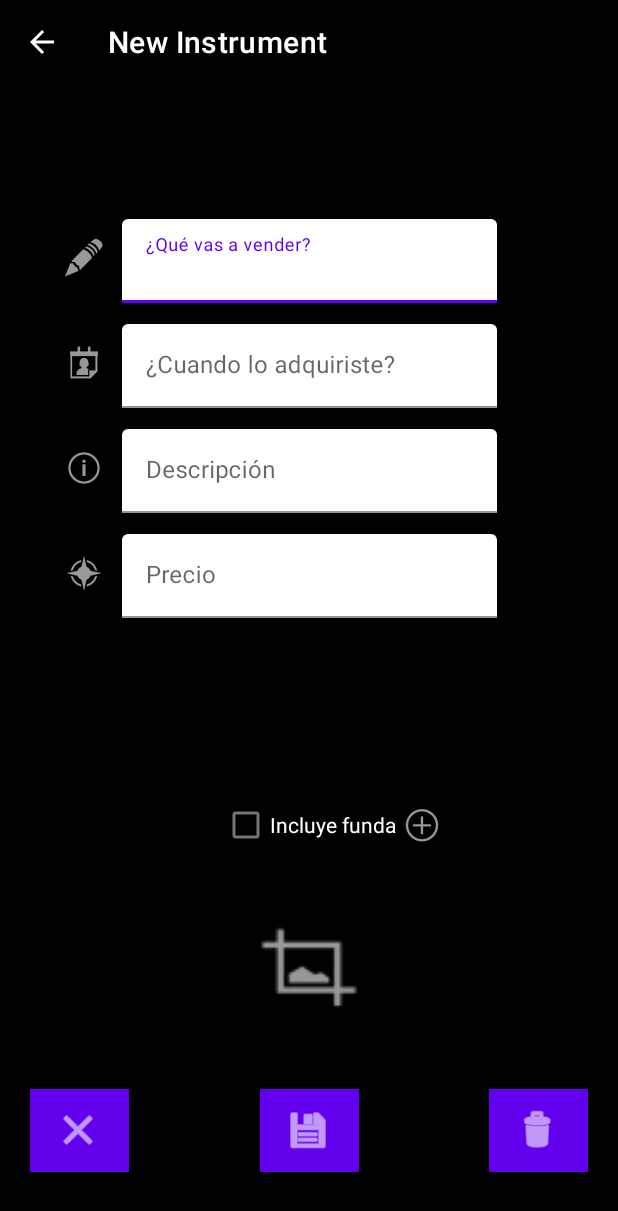
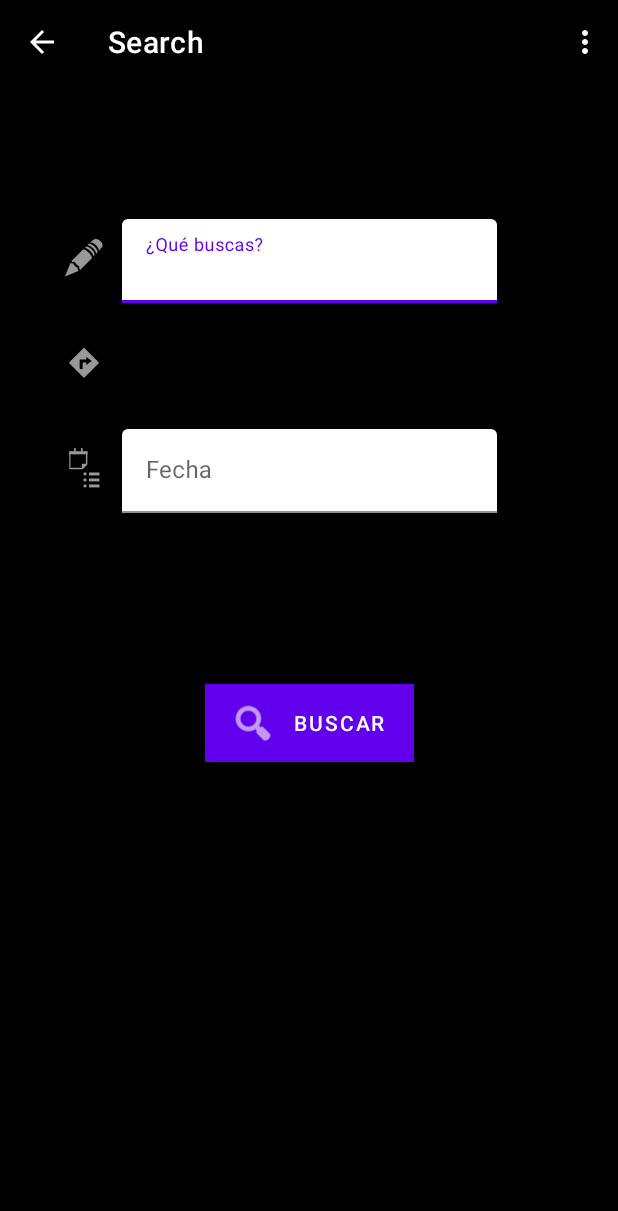
Before and after one commit to bajodelresca/DEIN, an Android app: the ListActivity screen opened directly, with no data from a screen before it, after a tap on "Settings", on a phone screen of 412 x 824 dp. Shown: the top 1211 px of the screen. Run offline under Robolectric (Android 15) with nearby library versions, the phone set to English and light mode, and no system bars.

Commit message:
search finalizado

```diff
--- a/app/src/main/AndroidManifest.xml
+++ b/app/src/main/AndroidManifest.xml
@@ -10,9 +10,13 @@
         android:supportsRtl="true"
         android:theme="@style/Theme.Musec">
         <activity
+            android:name=".Views.SearchActivity"
+            android:label="@string/title_activity_search"
+            android:theme="@style/Theme.Musec.NoActionBar"></activity>
+        <activity
             android:name=".Views.AboutActivity"
             android:label="@string/title_activity_about"
-            android:theme="@style/Theme.Musec.NoActionBar"></activity>
+            android:theme="@style/Theme.Musec.NoActionBar" />
         <activity
             android:name=".Views.FormActivity"
             android:label="@string/title_activity_form"
--- /dev/null
+++ b/app/src/main/java/com/example/musec/Interfaces/SearchInterface.java
@@ -0,0 +1,10 @@
+package com.example.musec.Interfaces;
+
+public interface SearchInterface {
+    public interface View{
+        void CloseSearchActivity();
+    }
+    public interface Presenter{
+        void onClickSaveButton();
+    }
+}
--- /dev/null
+++ b/app/src/main/java/com/example/musec/Models/InstrumentEntity.java
@@ -0,0 +1,20 @@
+package com.example.musec.Models;
+
+public class InstrumentEntity {
+    private String Name;
+    public InstrumentEntity() {
+       }
+
+    public String getName() {
+        return Name;
+    }
+
+    public boolean setName(String name) {
+        if(name.startsWith("a")) {
+            Name = name;
+            return true;
+        }else{
+            return false;
+        }
+    }
+}
--- /dev/null
+++ b/app/src/main/java/com/example/musec/Presenters/SearchPresenter.java
@@ -0,0 +1,14 @@
+package com.example.musec.Presenters;
+
+
+
+import com.example.musec.Interfaces.SearchInterface;
+
+public class SearchPresenter implements SearchInterface.Presenter {
+    private SearchInterface.View view;
+    public SearchPresenter (SearchInterface.View view) {this.view=view;}
+    @Override
+    public void onClickSaveButton() {
+        view.CloseSearchActivity();
+    }
+}
--- a/app/src/main/java/com/example/musec/Views/ListActivity.java
+++ b/app/src/main/java/com/example/musec/Views/ListActivity.java
@@ -87,7 +87,7 @@ public class ListActivity extends AppCompatActivity implements ListInterface.Vie
 
     @Override
     public void StartSearchActivity() {
-        Intent intent = new Intent(getApplicationContext(), FormActivity.class);
+        Intent intent = new Intent(getApplicationContext(), SearchActivity.class);
         startActivity(intent);
 
     }
--- /dev/null
+++ b/app/src/main/java/com/example/musec/Views/SearchActivity.java
@@ -0,0 +1,88 @@
+package com.example.musec.Views;
+
+import android.os.Bundle;
+
+import com.example.musec.Interfaces.FormInterface;
+import com.example.musec.Interfaces.SearchInterface;
+import com.example.musec.Presenters.FormPresenter;
+import com.example.musec.Presenters.SearchPresenter;
+import com.google.android.material.floatingactionbutton.FloatingActionButton;
+import com.google.android.material.snackbar.Snackbar;
+
+import androidx.appcompat.app.AppCompatActivity;
+import androidx.appcompat.widget.Toolbar;
+
+import android.util.Log;
+import android.view.Menu;
+import android.view.MenuItem;
+import android.view.View;
+import android.widget.ArrayAdapter;
+import android.widget.Button;
+import android.widget.Spinner;
+
+import com.example.musec.R;
+
+public class SearchActivity extends AppCompatActivity implements SearchInterface.View {
+    private SearchInterface.Presenter presenter;
+    @Override
+    protected void onCreate(Bundle savedInstanceState) {
+        super.onCreate(savedInstanceState);
+        setContentView(R.layout.activity_search);
+        Toolbar toolbar = findViewById(R.id.toolbar);
+        setSupportActionBar(toolbar);
+        if (toolbar != null) {
+            setSupportActionBar(toolbar);
+            getSupportActionBar().setDisplayHomeAsUpEnabled(true);
+            getSupportActionBar().setDisplayShowHomeEnabled(true);
+            getSupportActionBar().setTitle(getResources().getString(R.string.title_activity_search));
+            toolbar.setNavigationOnClickListener(new View.OnClickListener() {
+                @Override
+                public void onClick(View v) {
+                    // Asignar la acción necesaria. En este caso "volver atrás"
+                    onBackPressed();
+                }
+            });
+        } else {
+            Log.d("Search", "Error al cargar toolbar");
+        }
+
+        presenter=new SearchPresenter(this);
+
+        Button search=(Button) findViewById(R.id.button4);
+        search.setOnClickListener(new View.OnClickListener() {
+            @Override
+            public void onClick(View view) {
+                presenter.onClickSaveButton();
+            }
+        });
+        Spinner spinner = (Spinner) findViewById(R.id.spinner);
+        String[] estado = {"Nuevo","Usado"};
+        spinner.setAdapter(new ArrayAdapter<String>(this, android.R.layout.simple_spinner_item, estado));
+    }
+    @Override
+    public boolean onCreateOptionsMenu(Menu menu) {
+        // Inflate the menu; this adds items to the action bar if it is present.
+        getMenuInflater().inflate(R.menu.menu_search, menu);
+        return true;
+    }
+
+    @Override
+    public boolean onOptionsItemSelected(MenuItem item) {
+        // Handle action bar item clicks here. The action bar will
+        // automatically handle clicks on the Home/Up button, so long
+        // as you specify a parent activity in AndroidManifest.xml.
+        int id = item.getItemId();
+
+        //noinspection SimplifiableIfStatement
+
+        if (id == R.id.action_help) {
+            return true;
+        }
+
+        return super.onOptionsItemSelected(item);
+    }
+    @Override
+    public void CloseSearchActivity() {
+        finish();
+    }
+}
--- /dev/null
+++ b/app/src/main/res/layout/activity_search.xml
@@ -0,0 +1,25 @@
+<?xml version="1.0" encoding="utf-8"?>
+<androidx.coordinatorlayout.widget.CoordinatorLayout xmlns:android="http://schemas.android.com/apk/res/android"
+    xmlns:app="http://schemas.android.com/apk/res-auto"
+    xmlns:tools="http://schemas.android.com/tools"
+    android:layout_width="match_parent"
+    android:layout_height="match_parent"
+    tools:context=".Views.SearchActivity">
+
+    <com.google.android.material.appbar.AppBarLayout
+        android:layout_width="match_parent"
+        android:layout_height="wrap_content"
+        android:theme="@style/Theme.Musec.AppBarOverlay">
+
+        <androidx.appcompat.widget.Toolbar
+            android:id="@+id/toolbar"
+            android:layout_width="match_parent"
+            android:layout_height="?attr/actionBarSize"
+            android:background="@color/black"
+            app:popupTheme="@style/Theme.Musec.PopupOverlay" />
+
+    </com.google.android.material.appbar.AppBarLayout>
+
+    <include layout="@layout/content_search" />
+
+</androidx.coordinatorlayout.widget.CoordinatorLayout>
--- a/app/src/main/res/layout/content_form.xml
+++ b/app/src/main/res/layout/content_form.xml
@@ -72,7 +72,7 @@
                 android:layout_width="wrap_content"
                 android:layout_height="wrap_content"
                 android:layout_marginTop="470dp"
-                android:text="Incluye funda"
+                android:text="@string/incluye_funda"
                 android:textColor="#FFFFFF"
                 app:layout_constraintEnd_toEndOf="parent"
                 app:layout_constraintStart_toStartOf="parent"
@@ -137,7 +137,7 @@
                 <com.google.android.material.textfield.TextInputEditText
                     android:layout_width="match_parent"
                     android:layout_height="wrap_content"
-                    android:hint="Precio"
+                    android:hint="@string/precio"
                     android:textColorHint="#000000" />
             </com.google.android.material.textfield.TextInputLayout>
 
@@ -154,7 +154,7 @@
                 <com.google.android.material.textfield.TextInputEditText
                     android:layout_width="match_parent"
                     android:layout_height="wrap_content"
-                    android:hint="Descripción"
+                    android:hint="@string/descripci_n"
                     android:textColorHint="#000000" />
             </com.google.android.material.textfield.TextInputLayout>
 
@@ -171,7 +171,7 @@
                 <com.google.android.material.textfield.TextInputEditText
                     android:layout_width="match_parent"
                     android:layout_height="wrap_content"
-                    android:hint="¿Cuando lo adquiriste?"
+                    android:hint="@string/cuando_lo_adquiriste"
                     android:textColorHint="#000000" />
             </com.google.android.material.textfield.TextInputLayout>
 
@@ -189,7 +189,7 @@
                     android:id="@+id/text"
                     android:layout_width="match_parent"
                     android:layout_height="wrap_content"
-                    android:hint="¿Qué vas a vender?"
+                    android:hint="@string/qu_vas_a_vender"
                     android:textColorHint="#000000" />
             </com.google.android.material.textfield.TextInputLayout>
 
--- /dev/null
+++ b/app/src/main/res/layout/content_search.xml
@@ -0,0 +1,118 @@
+<?xml version="1.0" encoding="utf-8"?>
+<androidx.constraintlayout.widget.ConstraintLayout xmlns:android="http://schemas.android.com/apk/res/android"
+    xmlns:app="http://schemas.android.com/apk/res-auto"
+    xmlns:tools="http://schemas.android.com/tools"
+    android:layout_width="match_parent"
+    android:layout_height="match_parent"
+    android:background="#000000"
+    app:layout_behavior="@string/appbar_scrolling_view_behavior">
+
+    <ScrollView
+        tools:layout_editor_absoluteX="16dp"
+        tools:layout_editor_absoluteY="-201dp"
+        android:layout_width="match_parent"
+        android:layout_height="match_parent">
+
+        <androidx.constraintlayout.widget.ConstraintLayout
+            android:layout_width="match_parent"
+            android:layout_height="wrap_content">
+
+            <ImageView
+                android:id="@+id/imageView5"
+                android:layout_width="wrap_content"
+                android:layout_height="wrap_content"
+                android:layout_marginTop="100dp"
+                android:layout_marginEnd="9dp"
+                app:layout_constraintEnd_toStartOf="@+id/textInputLayout3"
+                app:layout_constraintTop_toTopOf="parent"
+                app:srcCompat="@android:drawable/ic_menu_edit" />
+
+            <ImageView
+                android:id="@+id/imageView3"
+                android:layout_width="wrap_content"
+                android:layout_height="wrap_content"
+                android:layout_marginTop="170dp"
+                android:layout_marginEnd="9dp"
+                app:layout_constraintEnd_toStartOf="@+id/textInputLayout4"
+                app:layout_constraintTop_toTopOf="parent"
+                app:srcCompat="@android:drawable/ic_menu_directions" />
+
+            <Spinner
+                android:id="@+id/spinner"
+                android:layout_width="175dp"
+                android:layout_height="28dp"
+                android:layout_marginTop="175dp"
+                app:layout_constraintEnd_toEndOf="parent"
+                app:layout_constraintStart_toStartOf="parent"
+                app:layout_constraintTop_toTopOf="parent" />
+
+            <Button
+                android:id="@+id/button4"
+                android:layout_width="139dp"
+                android:layout_height="0dp"
+                android:layout_marginTop="400dp"
+                android:background="#000000"
+                android:backgroundTint="#090909"
+                android:text="Buscar"
+                app:icon="@android:drawable/ic_menu_search"
+                app:layout_constraintEnd_toEndOf="parent"
+                app:layout_constraintStart_toStartOf="parent"
+                app:layout_constraintTop_toTopOf="parent" />
+
+            <com.google.android.material.textfield.TextInputLayout
+                android:id="@+id/textInputLayout2"
+                android:layout_width="250dp"
+                android:layout_height="59dp"
+                android:layout_marginTop="230dp"
+                app:boxBackgroundColor="#FFFFFF"
+                app:layout_constraintEnd_toEndOf="parent"
+                app:layout_constraintStart_toStartOf="parent"
+                app:layout_constraintTop_toTopOf="parent">
+
+                <com.google.android.material.textfield.TextInputEditText
+                    android:layout_width="match_parent"
+                    android:layout_height="wrap_content"
+                    android:hint="Fecha"
+                    android:textColorHint="#000000" />
+            </com.google.android.material.textfield.TextInputLayout>
+
+            <com.google.android.material.textfield.TextInputLayout
+                android:id="@+id/textInputLayout4"
+                android:layout_width="250dp"
+                android:layout_height="59dp"
+                android:layout_marginTop="160dp"
+                app:boxBackgroundColor="#FFFFFF"
+                app:layout_constraintEnd_toEndOf="parent"
+                app:layout_constraintStart_toStartOf="parent"
+                app:layout_constraintTop_toTopOf="parent"/>
+
+            <com.google.android.material.textfield.TextInputLayout
+                android:id="@+id/textInputLayout3"
+                android:layout_width="250dp"
+                android:layout_height="59dp"
+                android:layout_marginTop="90dp"
+                app:boxBackgroundColor="#FFFFFF"
+                app:layout_constraintEnd_toEndOf="parent"
+                app:layout_constraintStart_toStartOf="parent"
+                app:layout_constraintTop_toTopOf="parent">
+
+                <com.google.android.material.textfield.TextInputEditText
+                    android:id="@+id/text"
+                    android:layout_width="match_parent"
+                    android:layout_height="wrap_content"
+                    android:hint="¿Qué buscas?"
+                    android:textColorHint="#000000" />
+            </com.google.android.material.textfield.TextInputLayout>
+
+            <ImageView
+                android:id="@+id/imageView"
+                android:layout_width="wrap_content"
+                android:layout_height="wrap_content"
+                android:layout_marginTop="240dp"
+                android:layout_marginEnd="9dp"
+                app:layout_constraintEnd_toStartOf="@+id/textInputLayout2"
+                app:layout_constraintTop_toTopOf="parent"
+                app:srcCompat="@android:drawable/ic_menu_agenda" />
+        </androidx.constraintlayout.widget.ConstraintLayout>
+    </ScrollView>
+</androidx.constraintlayout.widget.ConstraintLayout>
--- /dev/null
+++ b/app/src/main/res/menu/menu_search.xml
@@ -0,0 +1,11 @@
+<menu xmlns:android="http://schemas.android.com/apk/res/android"
+    xmlns:app="http://schemas.android.com/apk/res-auto"
+    xmlns:tools="http://schemas.android.com/tools"
+    tools:context="com.example.musec.Views.ListActivity">
+
+    <item
+        android:id="@+id/action_help"
+        android:orderInCategory="100"
+        android:title="@string/action_help"
+        app:showAsAction="never" />
+</menu>
--- a/app/src/main/res/navigation/nav_graph.xml
+++ b/app/src/main/res/navigation/nav_graph.xml
@@ -85,4 +85,24 @@
             android:id="@+id/action_SecondFragment_to_FirstFragment"
             app:destination="@id/FirstFragment" />
     </fragment>
+    <fragment
+        android:id="@+id/FirstFragment"
+        android:name="com.example.musec.Views.FirstFragment"
+        android:label="@string/first_fragment_label"
+        tools:layout="@layout/fragment_first">
+
+        <action
+            android:id="@+id/action_FirstFragment_to_SecondFragment"
+            app:destination="@id/SecondFragment" />
+    </fragment>
+    <fragment
+        android:id="@+id/SecondFragment"
+        android:name="com.example.musec.Views.SecondFragment"
+        android:label="@string/second_fragment_label"
+        tools:layout="@layout/fragment_second">
+
+        <action
+            android:id="@+id/action_SecondFragment_to_FirstFragment"
+            app:destination="@id/FirstFragment" />
+    </fragment>
 </navigation>
--- a/app/src/main/res/values/strings.xml
+++ b/app/src/main/res/values/strings.xml
@@ -18,4 +18,10 @@
     <string name="NameDEV">Name: Adrián Manuel Reina Morales</string>
     <string name="ContactDEV">Contact: reina.adrian898@gmail.com</string>
     <string name="DEV">Developer</string>
+    <string name="title_activity_search">Search</string>
+    <string name="incluye_funda">Incluye funda</string>
+    <string name="precio">Precio</string>
+    <string name="descripci_n">Descripción</string>
+    <string name="cuando_lo_adquiriste">¿Cuando lo adquiriste?</string>
+    <string name="qu_vas_a_vender">¿Qué vas a vender?</string>
 </resources>
--- a/app/src/main/res/values/themes.xml
+++ b/app/src/main/res/values/themes.xml
@@ -29,6 +29,7 @@
         <item name="android:textColor">#00FF00</item>
         <item name="android:typeface">monospace</item>
     </style>
+
     <style name="About" parent="@android:style/TextAppearance.Medium">
 
         <item name="android:textColor">#FFFFFF</item>
```
Also changed, not shown: 1 other file.
